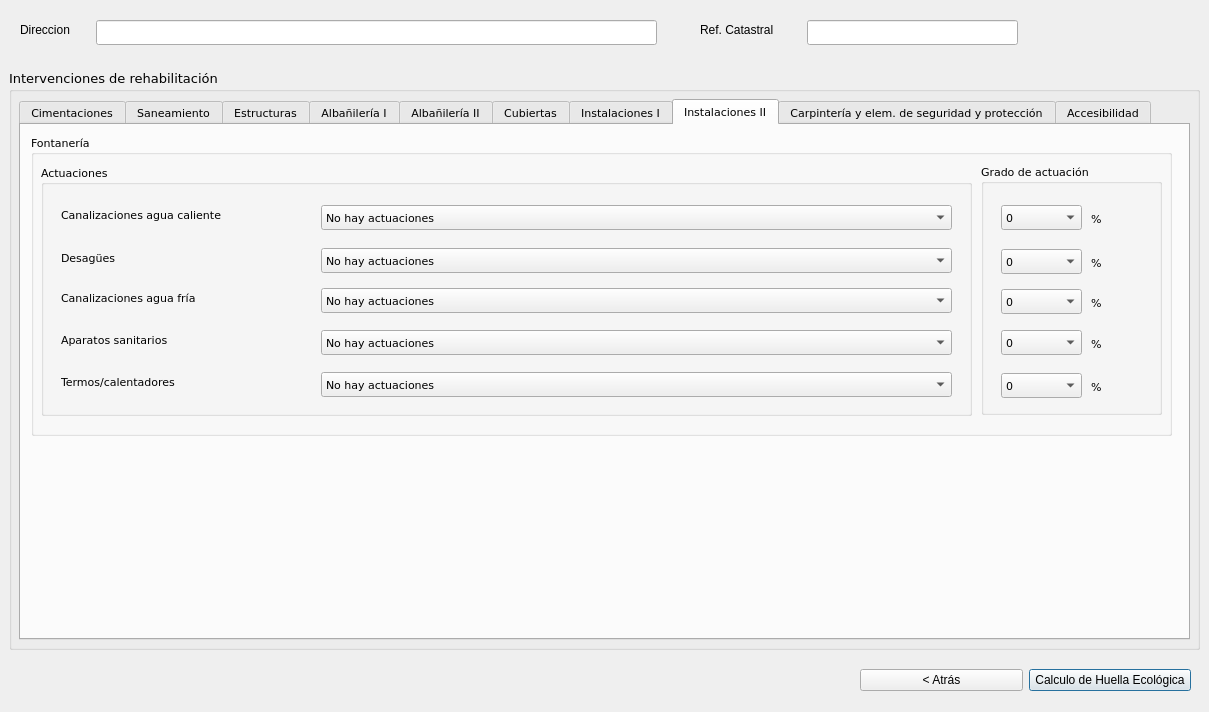
Old version of the form Ui_ActuacionForm.ui in the repository rubenmarrufo/herevea.
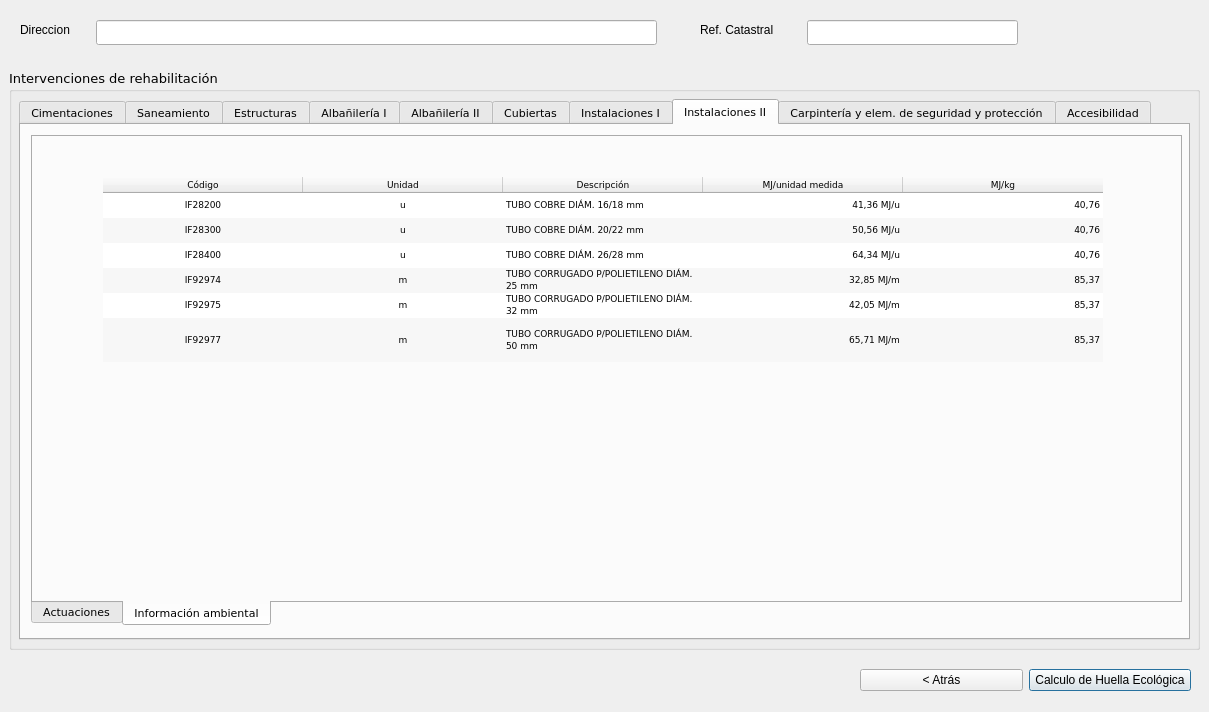
New version of the form. The open tabs and pages were chosen to show the change. Icons and pictures are not drawn.

```diff
--- a/Ui_ActuacionForm.ui
+++ b/Ui_ActuacionForm.ui
@@ -2683,216 +2683,42 @@
      <attribute name="title">
       <string>Instalaciones II</string>
      </attribute>
+     <widget class="QTabWidget" name="tabInstalaciones">
+      <property name="geometry">
+       <rect>
+        <x>10</x>
+        <y>10</y>
+        <width>1151</width>
+        <height>491</height>
+       </rect>
+      </property>
+      <property name="tabPosition">
+       <enum>QTabWidget::South</enum>
+      </property>
+      <property name="currentIndex">
+       <number>1</number>
+      </property>
+      <widget class="QWidget" name="tab_14">
+       <attribute name="title">
+        <string>Actuaciones</string>
+       </attribute>
      <widget class="QGroupBox" name="groupBox_2">
       <property name="geometry">
        <rect>
         <x>10</x>
-        <y>10</y>
-        <width>1141</width>
+          <y>20</y>
+          <width>1121</width>
         <height>301</height>
        </rect>
       </property>
       <property name="title">
        <string>Fontanería</string>
       </property>
-      <widget class="QGroupBox" name="groupBox_28">
-       <property name="geometry">
-        <rect>
-         <x>10</x>
-         <y>30</y>
-         <width>931</width>
-         <height>251</height>
-        </rect>
-       </property>
-       <property name="title">
-        <string>Actuaciones</string>
-       </property>
-       <widget class="QComboBox" name="cmbCanalizacionesCal">
-        <property name="geometry">
-         <rect>
-          <x>280</x>
-          <y>40</y>
-          <width>631</width>
-          <height>25</height>
-         </rect>
-        </property>
-        <item>
-         <property name="text">
-          <string>No hay actuaciones</string>
-         </property>
-        </item>
-        <item>
-         <property name="text">
-          <string>Sustitución y reposición en polietileno</string>
-         </property>
-        </item>
-        <item>
-         <property name="text">
-          <string>Sustitución y reposición en cobre</string>
-         </property>
-        </item>
-       </widget>
-       <widget class="QLabel" name="label_30">
-        <property name="geometry">
-         <rect>
-          <x>20</x>
-          <y>207</y>
-          <width>191</width>
-          <height>19</height>
-         </rect>
-        </property>
-        <property name="text">
-         <string>Termos/calentadores</string>
-        </property>
-       </widget>
-       <widget class="QLabel" name="label_25">
-        <property name="geometry">
-         <rect>
-          <x>20</x>
-          <y>165</y>
-          <width>191</width>
-          <height>19</height>
-         </rect>
-        </property>
-        <property name="text">
-         <string>Aparatos sanitarios</string>
-        </property>
-       </widget>
-       <widget class="QLabel" name="label_23">
-        <property name="geometry">
-         <rect>
-          <x>20</x>
-          <y>83</y>
-          <width>191</width>
-          <height>19</height>
-         </rect>
-        </property>
-        <property name="text">
-         <string>Desagües</string>
-        </property>
-       </widget>
-       <widget class="QComboBox" name="cmbSanitarios">
-        <property name="geometry">
-         <rect>
-          <x>280</x>
-          <y>165</y>
-          <width>631</width>
-          <height>25</height>
-         </rect>
-        </property>
-        <item>
-         <property name="text">
-          <string>No hay actuaciones</string>
-         </property>
-        </item>
-        <item>
-         <property name="text">
-          <string>Sustitución y reposición</string>
-         </property>
-        </item>
-       </widget>
-       <widget class="QComboBox" name="cmbCanalizacionesAguaFria">
-        <property name="geometry">
-         <rect>
-          <x>280</x>
-          <y>123</y>
-          <width>631</width>
-          <height>25</height>
-         </rect>
-        </property>
-        <item>
-         <property name="text">
-          <string>No hay actuaciones</string>
-         </property>
-        </item>
-        <item>
-         <property name="text">
-          <string>Sustitución y reposición en cobre</string>
-         </property>
-        </item>
-        <item>
-         <property name="text">
-          <string>Sustitución y reposición en polietileno</string>
-         </property>
-        </item>
-       </widget>
-       <widget class="QLabel" name="label_28">
-        <property name="geometry">
-         <rect>
-          <x>20</x>
-          <y>40</y>
-          <width>261</width>
-          <height>19</height>
-         </rect>
-        </property>
-        <property name="text">
-         <string>Canalizaciones agua caliente</string>
-        </property>
-       </widget>
-       <widget class="QLabel" name="label_29">
-        <property name="geometry">
-         <rect>
-          <x>20</x>
-          <y>123</y>
-          <width>211</width>
-          <height>19</height>
-         </rect>
-        </property>
-        <property name="text">
-         <string>Canalizaciones agua fría</string>
-        </property>
-       </widget>
-       <widget class="QComboBox" name="cmbTermos">
-        <property name="geometry">
-         <rect>
-          <x>280</x>
-          <y>207</y>
-          <width>631</width>
-          <height>25</height>
-         </rect>
-        </property>
-        <item>
-         <property name="text">
-          <string>No hay actuaciones</string>
-         </property>
-        </item>
-        <item>
-         <property name="text">
-          <string>Sustitución y reposición de ACS con energía solar térmica</string>
-         </property>
-        </item>
-        <item>
-         <property name="text">
-          <string>Sustitución y reposición de ACS y calefacción con energía solar térmica </string>
-         </property>
-        </item>
-       </widget>
-       <widget class="QComboBox" name="cmbDesagues">
-        <property name="geometry">
-         <rect>
-          <x>280</x>
-          <y>83</y>
-          <width>631</width>
-          <height>25</height>
-         </rect>
-        </property>
-        <item>
-         <property name="text">
-          <string>No hay actuaciones</string>
-         </property>
-        </item>
-        <item>
-         <property name="text">
-          <string>Sustitución y reposición</string>
-         </property>
-        </item>
-       </widget>
-      </widget>
       <widget class="QGroupBox" name="groupBox_29">
        <property name="geometry">
         <rect>
-         <x>950</x>
-         <y>29</y>
+           <x>930</x>
+           <y>30</y>
          <width>181</width>
          <height>251</height>
         </rect>
@@ -3116,6 +2942,544 @@
         </item>
        </widget>
       </widget>
+        <widget class="QGroupBox" name="groupBox_28">
+         <property name="geometry">
+          <rect>
+           <x>10</x>
+           <y>30</y>
+           <width>911</width>
+           <height>251</height>
+          </rect>
+         </property>
+         <property name="title">
+          <string>Actuaciones</string>
+         </property>
+         <widget class="QComboBox" name="cmbCanalizacionesCal">
+          <property name="geometry">
+           <rect>
+            <x>270</x>
+            <y>40</y>
+            <width>631</width>
+            <height>25</height>
+           </rect>
+          </property>
+          <item>
+           <property name="text">
+            <string>No hay actuaciones</string>
+           </property>
+          </item>
+          <item>
+           <property name="text">
+            <string>Sustitución y reposición en polietileno</string>
+           </property>
+          </item>
+          <item>
+           <property name="text">
+            <string>Sustitución y reposición en cobre</string>
+           </property>
+          </item>
+         </widget>
+         <widget class="QLabel" name="label_30">
+          <property name="geometry">
+           <rect>
+            <x>15</x>
+            <y>207</y>
+            <width>191</width>
+            <height>19</height>
+           </rect>
+          </property>
+          <property name="text">
+           <string>Termos/calentadores</string>
+          </property>
+         </widget>
+         <widget class="QLabel" name="label_25">
+          <property name="geometry">
+           <rect>
+            <x>15</x>
+            <y>165</y>
+            <width>191</width>
+            <height>19</height>
+           </rect>
+          </property>
+          <property name="text">
+           <string>Aparatos sanitarios</string>
+          </property>
+         </widget>
+         <widget class="QLabel" name="label_23">
+          <property name="geometry">
+           <rect>
+            <x>15</x>
+            <y>83</y>
+            <width>191</width>
+            <height>19</height>
+           </rect>
+          </property>
+          <property name="text">
+           <string>Desagües</string>
+          </property>
+         </widget>
+         <widget class="QComboBox" name="cmbSanitarios">
+          <property name="geometry">
+           <rect>
+            <x>270</x>
+            <y>165</y>
+            <width>631</width>
+            <height>25</height>
+           </rect>
+          </property>
+          <item>
+           <property name="text">
+            <string>No hay actuaciones</string>
+           </property>
+          </item>
+          <item>
+           <property name="text">
+            <string>Sustitución y reposición</string>
+           </property>
+          </item>
+         </widget>
+         <widget class="QComboBox" name="cmbCanalizacionesAguaFria">
+          <property name="geometry">
+           <rect>
+            <x>270</x>
+            <y>123</y>
+            <width>631</width>
+            <height>25</height>
+           </rect>
+          </property>
+          <item>
+           <property name="text">
+            <string>No hay actuaciones</string>
+           </property>
+          </item>
+          <item>
+           <property name="text">
+            <string>Sustitución y reposición en cobre</string>
+           </property>
+          </item>
+          <item>
+           <property name="text">
+            <string>Sustitución y reposición en polietileno</string>
+           </property>
+          </item>
+         </widget>
+         <widget class="QLabel" name="label_28">
+          <property name="geometry">
+           <rect>
+            <x>15</x>
+            <y>40</y>
+            <width>261</width>
+            <height>19</height>
+           </rect>
+          </property>
+          <property name="text">
+           <string>Canalizaciones agua caliente</string>
+          </property>
+         </widget>
+         <widget class="QLabel" name="label_29">
+          <property name="geometry">
+           <rect>
+            <x>15</x>
+            <y>123</y>
+            <width>211</width>
+            <height>19</height>
+           </rect>
+          </property>
+          <property name="text">
+           <string>Canalizaciones agua fría</string>
+          </property>
+         </widget>
+         <widget class="QComboBox" name="cmbTermos">
+          <property name="geometry">
+           <rect>
+            <x>270</x>
+            <y>207</y>
+            <width>631</width>
+            <height>25</height>
+           </rect>
+          </property>
+          <item>
+           <property name="text">
+            <string>No hay actuaciones</string>
+           </property>
+          </item>
+          <item>
+           <property name="text">
+            <string>Sustitución y reposición de ACS con energía solar térmica</string>
+           </property>
+          </item>
+          <item>
+           <property name="text">
+            <string>Sustitución y reposición de ACS y calefacción con energía solar térmica </string>
+           </property>
+          </item>
+         </widget>
+         <widget class="QComboBox" name="cmbDesagues">
+          <property name="geometry">
+           <rect>
+            <x>270</x>
+            <y>83</y>
+            <width>631</width>
+            <height>25</height>
+           </rect>
+          </property>
+          <item>
+           <property name="text">
+            <string>No hay actuaciones</string>
+           </property>
+          </item>
+          <item>
+           <property name="text">
+            <string>Sustitución y reposición</string>
+           </property>
+          </item>
+         </widget>
+        </widget>
+       </widget>
+      </widget>
+      <widget class="QWidget" name="tab_15">
+       <attribute name="title">
+        <string>Información ambiental</string>
+       </attribute>
+       <widget class="QTableWidget" name="tabMatInstalaciones">
+        <property name="enabled">
+         <bool>true</bool>
+        </property>
+        <property name="geometry">
+         <rect>
+          <x>70</x>
+          <y>40</y>
+          <width>1000</width>
+          <height>185</height>
+         </rect>
+        </property>
+        <property name="font">
+         <font>
+          <family>Verdana</family>
+          <pointsize>7</pointsize>
+         </font>
+        </property>
+        <property name="frameShape">
+         <enum>QFrame::NoFrame</enum>
+        </property>
+        <property name="verticalScrollBarPolicy">
+         <enum>Qt::ScrollBarAlwaysOff</enum>
+        </property>
+        <property name="horizontalScrollBarPolicy">
+         <enum>Qt::ScrollBarAlwaysOff</enum>
+        </property>
+        <property name="editTriggers">
+         <set>QAbstractItemView::NoEditTriggers</set>
+        </property>
+        <property name="alternatingRowColors">
+         <bool>true</bool>
+        </property>
+        <property name="selectionMode">
+         <enum>QAbstractItemView::NoSelection</enum>
+        </property>
+        <property name="showGrid">
+         <bool>false</bool>
+        </property>
+        <attribute name="horizontalHeaderDefaultSectionSize">
+         <number>200</number>
+        </attribute>
+        <attribute name="horizontalHeaderMinimumSectionSize">
+         <number>25</number>
+        </attribute>
+        <attribute name="horizontalHeaderStretchLastSection">
+         <bool>true</bool>
+        </attribute>
+        <attribute name="verticalHeaderVisible">
+         <bool>false</bool>
+        </attribute>
+        <attribute name="verticalHeaderDefaultSectionSize">
+         <number>25</number>
+        </attribute>
+        <attribute name="verticalHeaderMinimumSectionSize">
+         <number>25</number>
+        </attribute>
+        <attribute name="verticalHeaderStretchLastSection">
+         <bool>true</bool>
+        </attribute>
+        <row>
+         <property name="text">
+          <string>New Row</string>
+         </property>
+        </row>
+        <row>
+         <property name="text">
+          <string>New Row</string>
+         </property>
+        </row>
+        <row>
+         <property name="text">
+          <string>New Row</string>
+         </property>
+        </row>
+        <row>
+         <property name="text">
+          <string>New Row</string>
+         </property>
+        </row>
+        <row>
+         <property name="text">
+          <string>New Row</string>
+         </property>
+        </row>
+        <row>
+         <property name="text">
+          <string>New Row</string>
+         </property>
+        </row>
+        <column>
+         <property name="text">
+          <string>Código</string>
+         </property>
+        </column>
+        <column>
+         <property name="text">
+          <string>Unidad</string>
+         </property>
+        </column>
+        <column>
+         <property name="text">
+          <string>Descripción</string>
+         </property>
+        </column>
+        <column>
+         <property name="text">
+          <string>MJ/unidad medida</string>
+         </property>
+        </column>
+        <column>
+         <property name="text">
+          <string>MJ/kg</string>
+         </property>
+        </column>
+        <item row="0" column="0">
+         <property name="text">
+          <string>IF28200</string>
+         </property>
+         <property name="textAlignment">
+          <set>AlignHCenter|AlignVCenter|AlignCenter</set>
+         </property>
+        </item>
+        <item row="0" column="1">
+         <property name="text">
+          <string>u</string>
+         </property>
+         <property name="textAlignment">
+          <set>AlignHCenter|AlignVCenter|AlignCenter</set>
+         </property>
+        </item>
+        <item row="0" column="2">
+         <property name="text">
+          <string>TUBO COBRE DIÁM. 16/18 mm</string>
+         </property>
+        </item>
+        <item row="0" column="3">
+         <property name="text">
+          <string>41,36 MJ/u</string>
+         </property>
+         <property name="textAlignment">
+          <set>AlignRight|AlignVCenter</set>
+         </property>
+        </item>
+        <item row="0" column="4">
+         <property name="text">
+          <string>40,76</string>
+         </property>
+         <property name="textAlignment">
+          <set>AlignRight|AlignVCenter</set>
+         </property>
+        </item>
+        <item row="1" column="0">
+         <property name="text">
+          <string>IF28300</string>
+         </property>
+         <property name="textAlignment">
+          <set>AlignHCenter|AlignVCenter|AlignCenter</set>
+         </property>
+        </item>
+        <item row="1" column="1">
+         <property name="text">
+          <string>u</string>
+         </property>
+         <property name="textAlignment">
+          <set>AlignHCenter|AlignVCenter|AlignCenter</set>
+         </property>
+        </item>
+        <item row="1" column="2">
+         <property name="text">
+          <string>TUBO COBRE DIÁM. 20/22 mm</string>
+         </property>
+        </item>
+        <item row="1" column="3">
+         <property name="text">
+          <string>50,56 MJ/u</string>
+         </property>
+         <property name="textAlignment">
+          <set>AlignRight|AlignVCenter</set>
+         </property>
+        </item>
+        <item row="1" column="4">
+         <property name="text">
+          <string>40,76</string>
+         </property>
+         <property name="textAlignment">
+          <set>AlignRight|AlignVCenter</set>
+         </property>
+        </item>
+        <item row="2" column="0">
+         <property name="text">
+          <string>IF28400</string>
+         </property>
+         <property name="textAlignment">
+          <set>AlignHCenter|AlignVCenter|AlignCenter</set>
+         </property>
+        </item>
+        <item row="2" column="1">
+         <property name="text">
+          <string>u</string>
+         </property>
+         <property name="textAlignment">
+          <set>AlignHCenter|AlignVCenter|AlignCenter</set>
+         </property>
+        </item>
+        <item row="2" column="2">
+         <property name="text">
+          <string>TUBO COBRE DIÁM. 26/28 mm</string>
+         </property>
+        </item>
+        <item row="2" column="3">
+         <property name="text">
+          <string>64,34 MJ/u</string>
+         </property>
+         <property name="textAlignment">
+          <set>AlignRight|AlignVCenter</set>
+         </property>
+        </item>
+        <item row="2" column="4">
+         <property name="text">
+          <string>40,76</string>
+         </property>
+         <property name="textAlignment">
+          <set>AlignRight|AlignVCenter</set>
+         </property>
+        </item>
+        <item row="3" column="0">
+         <property name="text">
+          <string>IF92974</string>
+         </property>
+         <property name="textAlignment">
+          <set>AlignHCenter|AlignVCenter|AlignCenter</set>
+         </property>
+        </item>
+        <item row="3" column="1">
+         <property name="text">
+          <string>m</string>
+         </property>
+         <property name="textAlignment">
+          <set>AlignHCenter|AlignVCenter|AlignCenter</set>
+         </property>
+        </item>
+        <item row="3" column="2">
+         <property name="text">
+          <string>TUBO CORRUGADO P/POLIETILENO DIÁM. 25 mm</string>
+         </property>
+        </item>
+        <item row="3" column="3">
+         <property name="text">
+          <string>32,85 MJ/m</string>
+         </property>
+         <property name="textAlignment">
+          <set>AlignRight|AlignVCenter</set>
+         </property>
+        </item>
+        <item row="3" column="4">
+         <property name="text">
+          <string>85,37</string>
+         </property>
+         <property name="textAlignment">
+          <set>AlignRight|AlignVCenter</set>
+         </property>
+        </item>
+        <item row="4" column="0">
+         <property name="text">
+          <string>IF92975</string>
+         </property>
+         <property name="textAlignment">
+          <set>AlignHCenter|AlignVCenter|AlignCenter</set>
+         </property>
+        </item>
+        <item row="4" column="1">
+         <property name="text">
+          <string>m</string>
+         </property>
+         <property name="textAlignment">
+          <set>AlignHCenter|AlignVCenter|AlignCenter</set>
+         </property>
+        </item>
+        <item row="4" column="2">
+         <property name="text">
+          <string>TUBO CORRUGADO P/POLIETILENO DIÁM. 32 mm</string>
+         </property>
+        </item>
+        <item row="4" column="3">
+         <property name="text">
+          <string>42,05 MJ/m</string>
+         </property>
+         <property name="textAlignment">
+          <set>AlignRight|AlignVCenter</set>
+         </property>
+        </item>
+        <item row="4" column="4">
+         <property name="text">
+          <string>85,37</string>
+         </property>
+         <property name="textAlignment">
+          <set>AlignRight|AlignVCenter</set>
+         </property>
+        </item>
+        <item row="5" column="0">
+         <property name="text">
+          <string>IF92977</string>
+         </property>
+         <property name="textAlignment">
+          <set>AlignHCenter|AlignVCenter|AlignCenter</set>
+         </property>
+        </item>
+        <item row="5" column="1">
+         <property name="text">
+          <string>m</string>
+         </property>
+         <property name="textAlignment">
+          <set>AlignHCenter|AlignVCenter|AlignCenter</set>
+         </property>
+        </item>
+        <item row="5" column="2">
+         <property name="text">
+          <string>TUBO CORRUGADO P/POLIETILENO DIÁM. 50 mm</string>
+         </property>
+        </item>
+        <item row="5" column="3">
+         <property name="text">
+          <string>65,71 MJ/m</string>
+         </property>
+         <property name="textAlignment">
+          <set>AlignRight|AlignVCenter</set>
+         </property>
+        </item>
+        <item row="5" column="4">
+         <property name="text">
+          <string>85,37</string>
+         </property>
+         <property name="textAlignment">
+          <set>AlignRight|AlignVCenter</set>
+         </property>
+        </item>
+       </widget>
+      </widget>
      </widget>
     </widget>
     <widget class="QWidget" name="tab_5">
```
Left out of the diff: 2345 changed lines with no effect on the pictures. Lines whose indentation alone changed are shown as unchanged.
